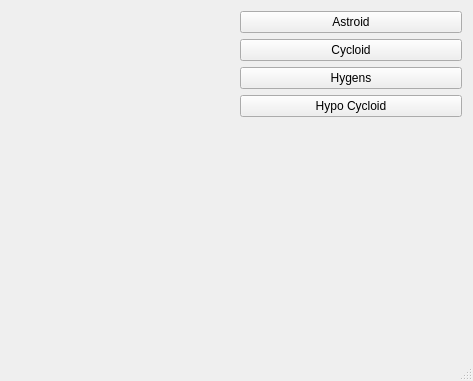
Qt form mainwindow.ui (jbayoli/QtCuresCPP) before a commit.
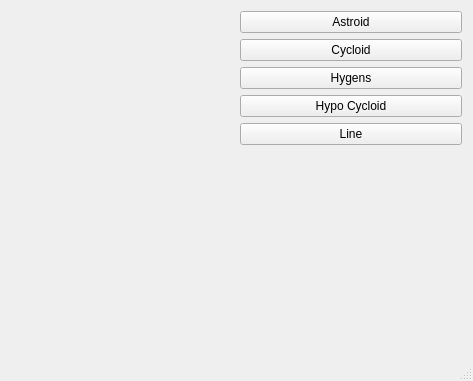
The same form after that commit. Custom widgets are drawn as their Qt base class.

```diff
--- a/mainwindow.ui
+++ b/mainwindow.ui
@@ -50,6 +50,13 @@
           </property>
          </widget>
         </item>
+        <item>
+         <widget class="QPushButton" name="btnLine">
+          <property name="text">
+           <string>Line</string>
+          </property>
+         </widget>
+        </item>
         <item>
          <spacer name="verticalSpacer">
           <property name="orientation">
```
